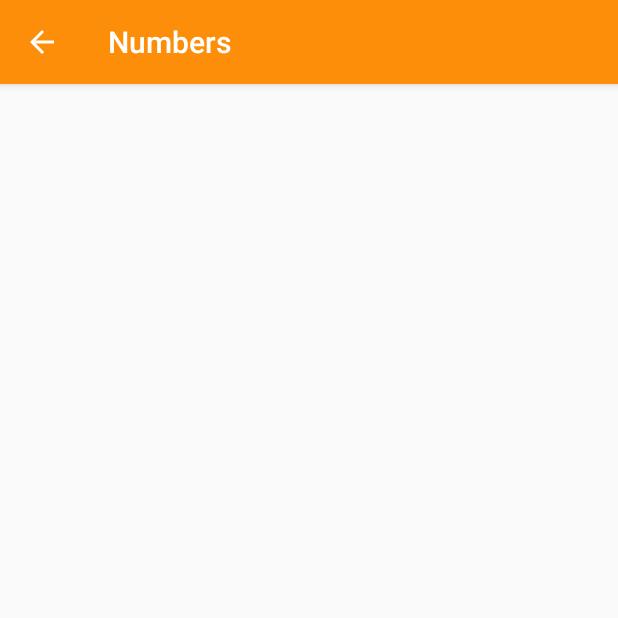
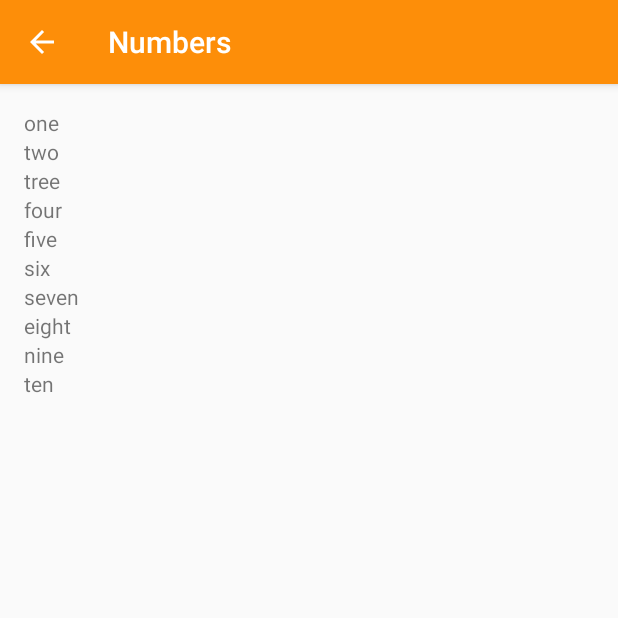
Before and after one commit to zhavei/LanguangeApp, an Android app: the NumbersActivity screen opened directly, with no data from a screen before it, on a phone screen of 412 x 824 dp, the top half of it. Run offline under Robolectric (Android 15) with nearby library versions, the phone set to English and light mode, and no system bars.

Commit message:
add loop to NumbersActivity

```diff
--- a/app/src/main/java/com/zhavei/languangeapp/NumbersActivity.java
+++ b/app/src/main/java/com/zhavei/languangeapp/NumbersActivity.java
@@ -16,14 +16,69 @@
 package com.zhavei.languangeapp;
 
 import android.os.Bundle;
+import android.util.Log;
+import android.widget.ArrayAdapter;
+import android.widget.LinearLayout;
+import android.widget.TextView;
 
 import androidx.appcompat.app.AppCompatActivity;
+import androidx.appcompat.widget.DialogTitle;
+
+import java.util.ArrayList;
+import java.util.Stack;
 
 public class NumbersActivity extends AppCompatActivity {
+    private static final String TAG = "NumbersActivity";
+
+    ArrayList<String> numbersArray ;
 
     @Override
     protected void onCreate(Bundle savedInstanceState) {
         super.onCreate(savedInstanceState);
         setContentView(R.layout.activity_numbers);
+
+        numbersArray = new ArrayList<String>();
+
+        numbersArray.add("one");
+        numbersArray.add("two");
+        numbersArray.add("tree");
+        numbersArray.add("four");
+        numbersArray.add("five");
+        numbersArray.add("six");
+        numbersArray.add("seven");
+        numbersArray.add("eight");
+        numbersArray.add("nine");
+        numbersArray.add("ten");
+
+//        //get list index by one element
+//        LinearLayout rootView = (LinearLayout) findViewById(R.id.number_activity_layoutid);
+//        TextView wordView = new TextView(this);
+//        wordView.setText(numbersArray.get(7));
+//        rootView.addView(wordView);
+
+//        //iterate arraylist using forloop
+        LinearLayout rootView = (LinearLayout) findViewById(R.id.number_activity_layoutid);
+        for (int i = 0; i < numbersArray.size(); i++) {
+            // Create a new TextView
+            TextView wordView = new TextView(this);
+            // Set the text to be word at the current index
+            wordView.setText(numbersArray.get(i));
+            // Add this TextView as another child to the root view of this layout
+            rootView.addView(wordView);
+        }
+//        // iterate using whileloop
+//        LinearLayout rootView = (LinearLayout) findViewById(R.id.number_activity_layoutid);
+//        int index = 0;
+//        while (index < numbersArray.size()){
+//            // Create a new TextView
+//            TextView wordView = new TextView(this);
+//            // Set the text to be word at the current index
+//            wordView.setText(numbersArray.get(index));
+//            // Add this TextView as another child to the root view of this layout
+//            rootView.addView(wordView);
+//            // Increment the index variable by 1 | shorthands for~ index = index + 1
+//            index++;
+//        }
+
     }
 }
--- a/app/src/main/res/layout/activity_numbers.xml
+++ b/app/src/main/res/layout/activity_numbers.xml
@@ -12,7 +12,7 @@
      See the License for the specific language governing permissions and
      limitations under the License.
 -->
-<RelativeLayout xmlns:android="http://schemas.android.com/apk/res/android"
+<LinearLayout xmlns:android="http://schemas.android.com/apk/res/android"
     xmlns:tools="http://schemas.android.com/tools"
     style="@style/Numbers_Activity_colorPrimary"
     android:layout_width="match_parent"
@@ -21,6 +21,10 @@
     android:paddingTop="@dimen/activity_vertical_margin"
     android:paddingRight="@dimen/activity_horizontal_margin"
     android:paddingBottom="@dimen/activity_vertical_margin"
+    android:orientation="vertical"
+    android:id="@+id/number_activity_layoutid"
     tools:context="com.zhavei.languangeapp.NumbersActivity">
 
-</RelativeLayout>
+
+
+</LinearLayout>
```
